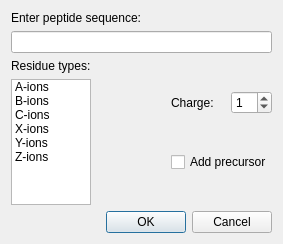
First picture: the form in source/VISUAL/DIALOGS/TheoreticalSpectrumGenerationDialog.ui, repository open-ms/all-svn-branches, before the edit.
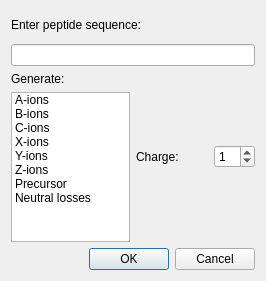
Second picture: the form after the edit.

Commit message: changed design of spectrum generation dialog, fixed memory problems

What changed in the file:
```diff
--- a/source/VISUAL/DIALOGS/TheoreticalSpectrumGenerationDialog.ui
+++ b/source/VISUAL/DIALOGS/TheoreticalSpectrumGenerationDialog.ui
@@ -5,15 +5,17 @@
    <rect>
     <x>0</x>
     <y>0</y>
-    <width>283</width>
-    <height>244</height>
+    <width>266</width>
+    <height>281</height>
    </rect>
   </property>
   <property name="windowTitle" >
    <string>Generate theoretical spectrum</string>
   </property>
-  <layout class="QVBoxLayout" name="verticalLayout_4" >
+  <layout class="QVBoxLayout" name="verticalLayout_3" >
    <item>
+    <layout class="QGridLayout" name="gridLayout" >
+     <item row="0" column="0" colspan="2" >
     <layout class="QVBoxLayout" name="verticalLayout" >
      <item>
       <widget class="QLabel" name="enter_seq_label" >
@@ -34,38 +36,35 @@
      </item>
     </layout>
    </item>
+     <item row="1" column="0" >
+      <layout class="QVBoxLayout" name="verticalLayout_2" >
    <item>
-    <spacer name="verticalSpacer" >
-     <property name="orientation" >
-      <enum>Qt::Vertical</enum>
-     </property>
-     <property name="sizeHint" stdset="0" >
-      <size>
-       <width>20</width>
-       <height>0</height>
-      </size>
-     </property>
-    </spacer>
-   </item>
-   <item>
-    <layout class="QHBoxLayout" name="horizontalLayout_2" >
-     <item>
-      <layout class="QVBoxLayout" name="verticalLayout_3" >
-       <item>
-        <widget class="QLabel" name="residue_label" >
+        <widget class="QLabel" name="generate_label" >
+         <property name="sizePolicy" >
+          <sizepolicy vsizetype="Fixed" hsizetype="Preferred" >
+           <horstretch>0</horstretch>
+           <verstretch>0</verstretch>
+          </sizepolicy>
+         </property>
          <property name="text" >
-          <string>Residue types:</string>
+          <string>Generate:</string>
          </property>
         </widget>
        </item>
        <item>
-        <widget class="QListWidget" name="residue_list_widget" >
+        <widget class="QListWidget" name="list_widget" >
          <property name="sizePolicy" >
-          <sizepolicy vsizetype="Expanding" hsizetype="Ignored" >
+          <sizepolicy vsizetype="Ignored" hsizetype="Ignored" >
            <horstretch>0</horstretch>
            <verstretch>0</verstretch>
           </sizepolicy>
          </property>
+         <property name="minimumSize" >
+          <size>
+           <width>100</width>
+           <height>150</height>
+          </size>
+         </property>
          <property name="selectionMode" >
           <enum>QAbstractItemView::MultiSelection</enum>
          </property>
@@ -99,29 +98,30 @@
            <string>Z-ions</string>
           </property>
          </item>
+         <item>
+          <property name="text" >
+           <string>Precursor</string>
+          </property>
+         </item>
+         <item>
+          <property name="text" >
+           <string>Neutral losses</string>
+          </property>
+         </item>
         </widget>
        </item>
       </layout>
      </item>
-     <item>
-      <spacer name="horizontalSpacer" >
-       <property name="orientation" >
-        <enum>Qt::Horizontal</enum>
-       </property>
-       <property name="sizeHint" stdset="0" >
-        <size>
-         <width>28</width>
-         <height>20</height>
-        </size>
-       </property>
-      </spacer>
-     </item>
-     <item>
-      <layout class="QVBoxLayout" name="verticalLayout_2" >
-       <item>
+     <item row="1" column="1" >
         <layout class="QHBoxLayout" name="horizontalLayout" >
          <item>
           <widget class="QLabel" name="spin_label" >
+         <property name="sizePolicy" >
+          <sizepolicy vsizetype="Fixed" hsizetype="Preferred" >
+           <horstretch>0</horstretch>
+           <verstretch>0</verstretch>
+          </sizepolicy>
+         </property>
            <property name="text" >
             <string>Charge:</string>
            </property>
@@ -137,18 +137,6 @@
            </property>
            <property name="value" >
             <number>1</number>
-           </property>
-          </widget>
-         </item>
-        </layout>
-       </item>
-       <item>
-        <widget class="QCheckBox" name="add_precursor_checkbox" >
-         <property name="layoutDirection" >
-          <enum>Qt::LeftToRight</enum>
-         </property>
-         <property name="text" >
-          <string>Add precursor</string>
          </property>
         </widget>
        </item>
```
Left out of the diff: 2 changed lines with no effect on the pictures. Lines whose indentation alone changed are shown as unchanged. The commit also changes 13 other files.
